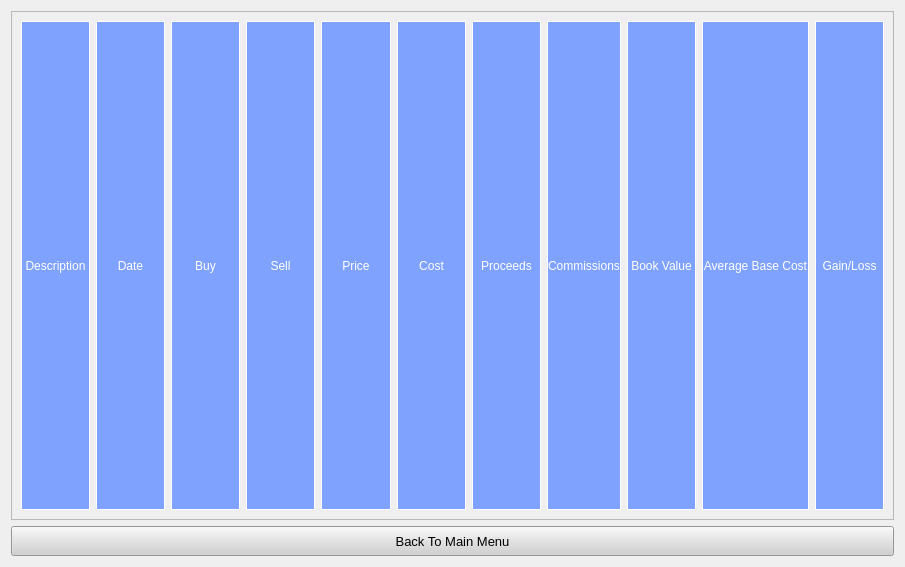
Before: the Qt Designer form GainLossCalculator/MergedScreen/mergedscreen.ui in w-ge/Gain-Loss-Calculator, drawn with Qt 5.
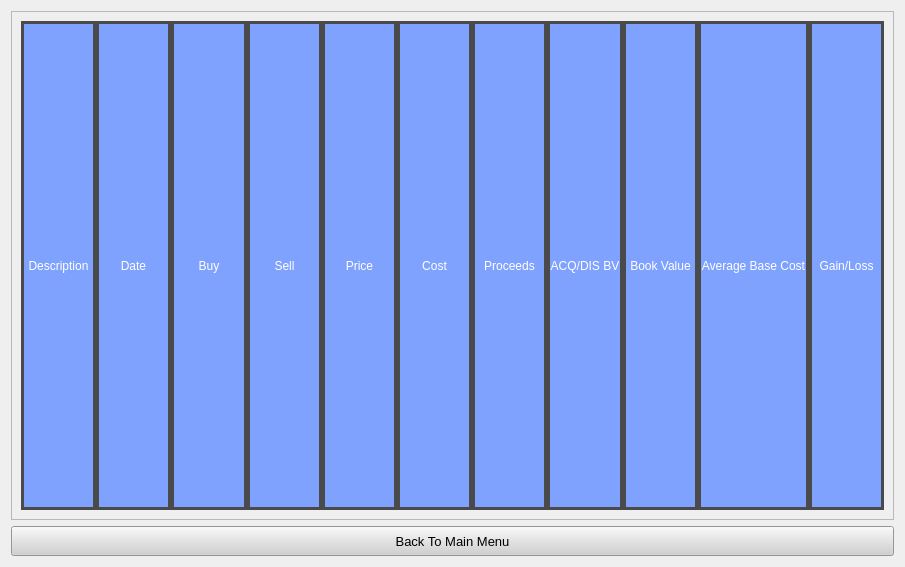
After: the same form once the commit is applied.

What changed in the file:
```diff
--- a/GainLossCalculator/MergedScreen/mergedscreen.ui
+++ b/GainLossCalculator/MergedScreen/mergedscreen.ui
@@ -36,6 +36,9 @@
         <layout class="QGridLayout" name="securities">
          <item row="0" column="0">
           <layout class="QHBoxLayout" name="horizontalLayout">
+           <property name="spacing">
+            <number>0</number>
+           </property>
            <item>
             <widget class="QLabel" name="description">
              <property name="minimumSize">
@@ -47,7 +50,7 @@
              <property name="styleSheet">
               <string notr="true">background-color: rgb(128, 162, 255);
 color: rgb(255, 255, 255);
-border: 1px solid white;</string>
+border: 3px solid rgb(74, 74, 74);</string>
              </property>
              <property name="text">
               <string>Description</string>
@@ -68,7 +71,7 @@
              <property name="styleSheet">
               <string notr="true">background-color: rgb(128, 162, 255);
 color: rgb(255, 255, 255);
-border: 1px solid white;</string>
+border: 3px solid rgb(74, 74, 74);</string>
              </property>
              <property name="text">
               <string>Date</string>
@@ -89,7 +92,7 @@
              <property name="styleSheet">
               <string notr="true">background-color: rgb(128, 162, 255);
 color: rgb(255, 255, 255);
-border: 1px solid white;</string>
+border: 3px solid rgb(74, 74, 74);</string>
              </property>
              <property name="text">
               <string>Buy</string>
@@ -110,7 +113,7 @@
              <property name="styleSheet">
               <string notr="true">background-color: rgb(128, 162, 255);
 color: rgb(255, 255, 255);
-border: 1px solid white;</string>
+border: 3px solid rgb(74, 74, 74);</string>
              </property>
              <property name="text">
               <string>Sell</string>
@@ -131,7 +134,7 @@
              <property name="styleSheet">
               <string notr="true">background-color: rgb(128, 162, 255);
 color: rgb(255, 255, 255);
-border: 1px solid white;</string>
+border: 3px solid rgb(74, 74, 74);</string>
              </property>
              <property name="text">
               <string>Price</string>
@@ -152,7 +155,7 @@
              <property name="styleSheet">
               <string notr="true">background-color: rgb(128, 162, 255);
 color: rgb(255, 255, 255);
-border: 1px solid white;</string>
+border: 3px solid rgb(74, 74, 74);</string>
              </property>
              <property name="text">
               <string>Cost</string>
@@ -173,7 +176,7 @@
              <property name="styleSheet">
               <string notr="true">background-color: rgb(128, 162, 255);
 color: rgb(255, 255, 255);
-border: 1px solid white;</string>
+border: 3px solid rgb(74, 74, 74);</string>
              </property>
              <property name="text">
               <string>Proceeds</string>
@@ -194,10 +197,10 @@
              <property name="styleSheet">
               <string notr="true">background-color: rgb(128, 162, 255);
 color: rgb(255, 255, 255);
-border: 1px solid white;</string>
+border: 3px solid rgb(74, 74, 74);</string>
              </property>
              <property name="text">
-              <string>Commissions</string>
+              <string>ACQ/DIS BV</string>
              </property>
              <property name="alignment">
               <set>Qt::AlignCenter</set>
@@ -215,7 +218,7 @@
              <property name="styleSheet">
               <string notr="true">background-color: rgb(128, 162, 255);
 color: rgb(255, 255, 255);
-border: 1px solid white;</string>
+border: 3px solid rgb(74, 74, 74);</string>
              </property>
              <property name="text">
               <string>Book Value</string>
@@ -236,7 +239,7 @@
              <property name="styleSheet">
               <string notr="true">background-color: rgb(128, 162, 255);
 color: rgb(255, 255, 255);
-border: 1px solid white;</string>
+border: 3px solid rgb(74, 74, 74);</string>
              </property>
              <property name="text">
               <string>Average Base Cost</string>
@@ -257,7 +260,7 @@
              <property name="styleSheet">
               <string notr="true">background-color: rgb(128, 162, 255);
 color: rgb(255, 255, 255);
-border: 1px solid white;</string>
+border: 3px solid rgb(74, 74, 74);</string>
              </property>
              <property name="text">
               <string>Gain/Loss</string>
```
